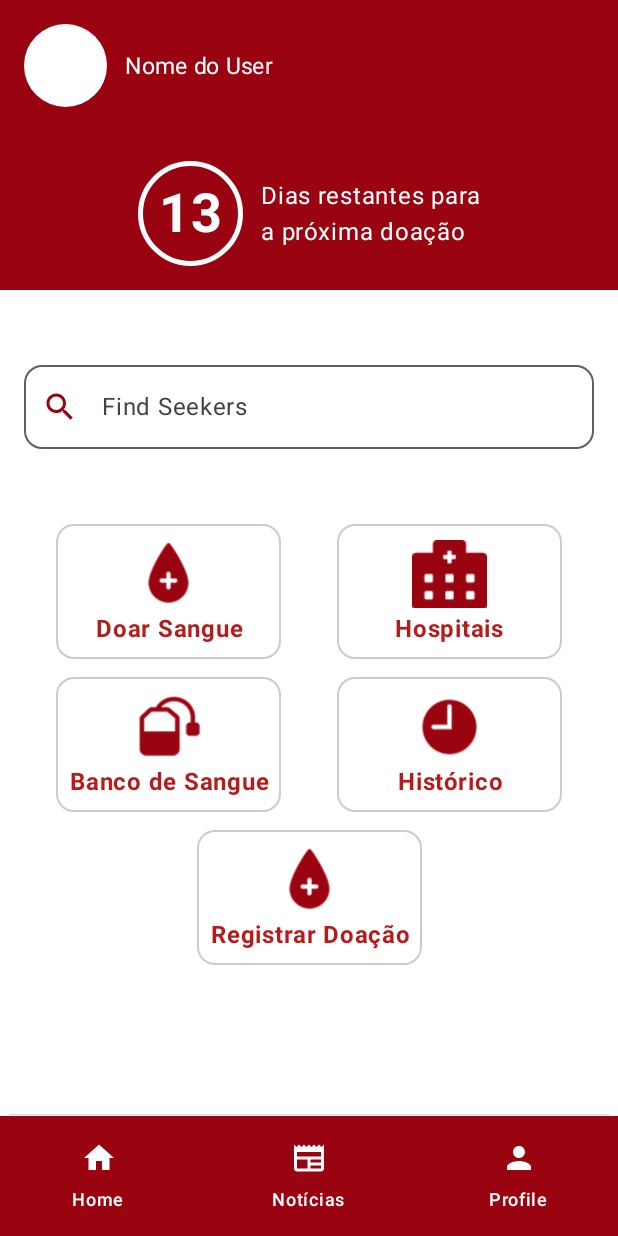
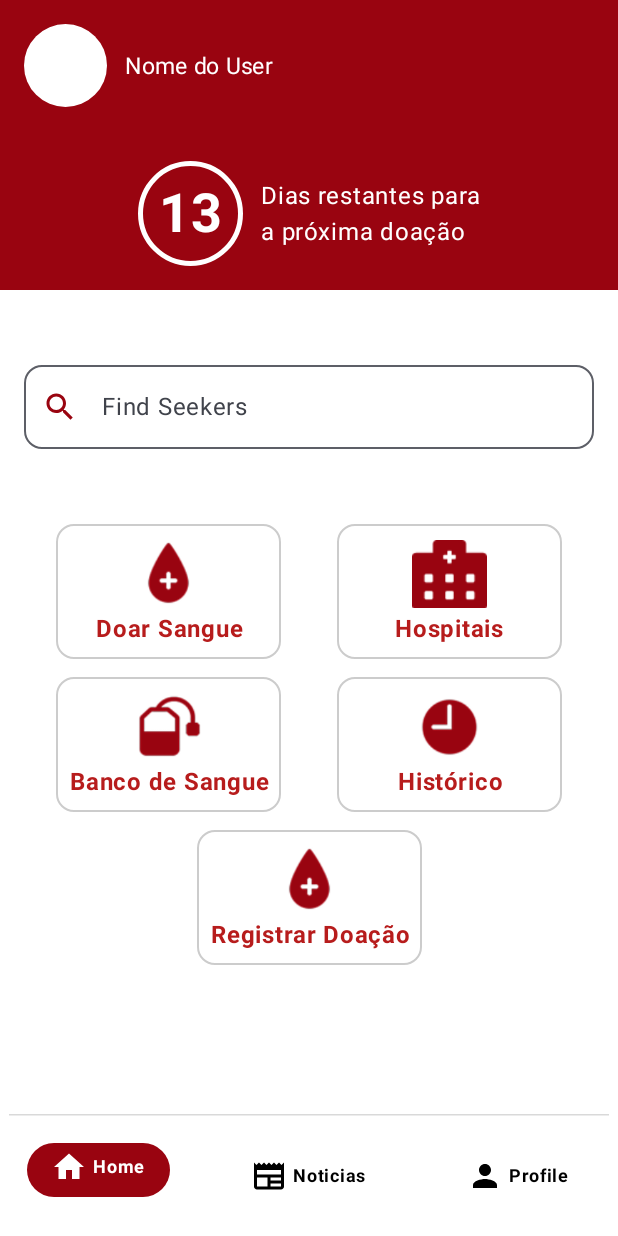
Before and after one commit to D4NIELT0RRES/mobile_DOEVIDA, an Android app built with Jetpack Compose: the TelaHome screen opened through its navigation route, on a phone screen of 412 x 824 dp. Run offline under Robolectric (Android 15) with nearby library versions, the phone set to English and light mode, and no system bars.

Commit message:
Tela Home OK - Falta Banco Sanguineo

```diff
--- a/app/src/main/java/com/example/doevida/screen/TelaHome.kt
+++ b/app/src/main/java/com/example/doevida/screen/TelaHome.kt
@@ -24,6 +24,10 @@ import androidx.compose.ui.res.painterResource
 import androidx.compose.ui.text.font.FontWeight
 import androidx.compose.ui.text.style.TextAlign
 import androidx.compose.material.icons.filled.Newspaper
+import androidx.compose.runtime.getValue
+import androidx.compose.runtime.mutableStateOf
+import androidx.compose.runtime.remember
+import androidx.compose.runtime.setValue
 import androidx.compose.ui.unit.dp
 import androidx.compose.ui.unit.sp
 import androidx.navigation.NavController
@@ -39,30 +43,6 @@ fun TelaHome(navController: NavController) {
 
     Scaffold(
         bottomBar = {
-            NavigationBar {
-                //mudar a cor
-                NavigationBarItem(
-                    selected = true,
-                    onClick = {},
-                    icon = {Icon(Icons.Default.Home,
-                        contentDescription = "Home")},
-                    label = {Text("Home")}
-                )
-                NavigationBarItem(
-                    selected = false,
-                    onClick = { },
-                    icon = {Icon(Icons.Default.List,
-                        contentDescription = "Notícias")},
-                    label = {Text("Notícias")}
-                )
-                NavigationBarItem(
-                    selected = false,
-                    onClick = {},
-                    icon = {Icon(Icons.Default.Person,
-                        contentDescription = "Profile")},
-                    label = { Text("Profile")}
-                )
-            }
             BarraDeNavegacao(navController)
         }
     ) { paddingValues ->
@@ -244,64 +224,67 @@ fun CardButton(text: String, imageRes: Int) {
 }
 //-------------------------------------
 @Composable
-fun BarraDeNavegacao(navController: NavController?) {
+fun BarraDeNavegacao(navController: NavController) {
+    var selectedItem by remember { mutableStateOf("home") }
+
     NavigationBar(
-        containerColor = Color(0xFF990410) //mudar a cor
+        containerColor = Color.White
     ) {
+        val items = listOf(
+            "home" to Icons.Default.Home,
+            "noticias" to Icons.Default.Newspaper,
+            "profile" to Icons.Default.Person
+        )
+
+        items.forEach { (route, icon) ->
             NavigationBarItem(
-            selected = false,
-            onClick = { navController!!.navigate(route = "tela_home") },
+                selected = selectedItem == route,
+                onClick = {
+                    selectedItem = route
+                    navController.navigate(route)
+                },
                 icon = {
+                    Column(
+                        horizontalAlignment = Alignment.CenterHorizontally,
+                        verticalArrangement = Arrangement.Center
+                    ) {
+                        Row(
+                            verticalAlignment = Alignment.CenterVertically,
+                            horizontalArrangement = Arrangement.Center
+                        ) {
                             Icon(
-                    imageVector = Icons.Default.Home,
-                    contentDescription = "Home",
-                    tint = MaterialTheme.colorScheme.onPrimary
+                                imageVector = icon,
+                                contentDescription = route,
+                                tint = if (selectedItem == route)
+                                    Color.White
+                                else Color.Black
                             )
-            },
-            label = {
+                            Spacer(modifier = Modifier.width(4.dp))
+
                             Text(
-                    text = "Home",
-                    color = MaterialTheme.colorScheme.onPrimary
+                                text = route.replaceFirstChar { it.uppercase() },
+                                color = if (selectedItem == route)
+                                    Color.White
+                                else Color.Black,
+                                fontSize = 12.sp,
+                                fontWeight = FontWeight.Bold
                             )
                         }
+
+                        if (selectedItem == route) {
+
+                            Spacer(modifier = Modifier.height(4.dp))
+                        }
+                    }
+                },
+                alwaysShowLabel = false,
+                label = {
+                    Spacer(modifier = Modifier.height(0.dp)) },
+                colors = NavigationBarItemDefaults.colors(
+                    indicatorColor = Color(0xFF990410)
                 )
-        NavigationBarItem(
-            selected = false,
-            onClick = { //arrumar depois
-            },
-            icon = {
-                Icon(
-                    imageVector = Icons.Default.Newspaper,
-                    contentDescription = "Notícias",
-                    tint = MaterialTheme.colorScheme.onPrimary
-                )
-            },
-            label = {
-                Text(
-                    text = "Notícias",
-                    color = MaterialTheme.colorScheme.onPrimary
             )
         }
-        )
-        NavigationBarItem(
-            selected = false,
-            onClick = {
-                // arrumar depois
-            },
-            icon = {
-                Icon(
-                    imageVector = Icons.Default.Person,
-                    contentDescription = "Profile",
-                    tint = MaterialTheme.colorScheme.onPrimary
-                )
-            },
-            label = {
-                Text(
-                    text = "Profile",
-                    color = MaterialTheme.colorScheme.onPrimary
-                )
-            }
-        )
     }
 }
 
```
Lines whose indentation alone changed are shown as unchanged.
